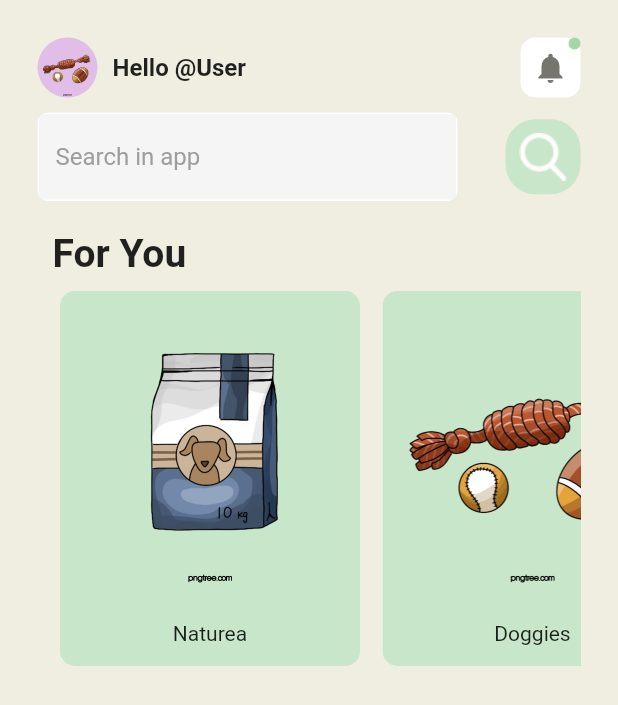
After one commit to Sirfouq/petshopp_app, a Flutter app: the DashBoard screen opened by its route, on a phone screen of 412 x 824 dp. The commit adds this screen. Shown: the top 705 px of the screen. Run offline on Flutter 3.47's test engine with Material 2 defaults, Android fonts, the phone set to English and light mode, and no system bars; our stand-ins replace go_router, google_fonts, hive, hive_flutter, lottie; accounts and stored records are empty.

Commit message:
Added layouts for future responsive design.

```diff
--- /dev/null
+++ b/petshop_app/lib/util/mobile_layout.dart
@@ -0,0 +1,125 @@
+import 'package:flutter/material.dart';
+import 'package:petshop_app/util/recommendation_card.dart';
+
+import 'input_field.dart';
+
+class MobileLayout extends StatelessWidget {
+  final bool hasNewNotification;
+  final TextEditingController controller;
+  final List items;
+  final Function handleNotification;
+
+  final String hintext = "Search in app";
+
+  const MobileLayout(
+      {super.key,
+      required this.hasNewNotification,
+      required this.controller,
+      required this.items,
+      required this.handleNotification});
+
+  @override
+  Widget build(BuildContext context) {
+    return Padding(
+      padding: EdgeInsets.all(25.0),
+      child: Column(
+        crossAxisAlignment: CrossAxisAlignment.start,
+        children: [
+          Row(
+            mainAxisAlignment: MainAxisAlignment.spaceBetween,
+            children: [
+              Container(
+                child: Row(
+                  children: [
+                    CircleAvatar(
+                      radius: 20,
+                      backgroundColor: Colors.purple[100],
+                      backgroundImage: AssetImage('lib/assets/dog_toys.png'),
+                    ),
+                    SizedBox(
+                      width: 10,
+                    ),
+                    Text(
+                      'Hello @User',
+                      style:
+                          TextStyle(fontWeight: FontWeight.bold, fontSize: 16),
+                    )
+                  ],
+                ),
+              ),
+              GestureDetector(
+                onTap: () => handleNotification(),
+                child: Container(
+                  width: 40,
+                  height: 40,
+                  decoration: BoxDecoration(
+                      color: Colors.white,
+                      borderRadius: BorderRadius.circular(10)),
+                  child: Stack(children: [
+                    Center(
+                      child: Icon(
+                        Icons.notifications,
+                        color: Color.fromARGB(255, 118, 118, 110),
+                      ),
+                    ),
+                    if (hasNewNotification)
+                      Positioned(
+                          top: 0,
+                          right: 0,
+                          child: Container(
+                            width: 8,
+                            height: 8,
+                            decoration: BoxDecoration(
+                                shape: BoxShape.circle,
+                                color: Colors.green[200]),
+                          ))
+                  ]),
+                ),
+              )
+            ],
+          ),
+          Padding(
+            padding: EdgeInsets.symmetric(vertical: 10.0),
+            child: Row(
+              mainAxisAlignment: MainAxisAlignment.spaceBetween,
+              children: [
+                InputField(
+                  controller: controller,
+                  hintext: hintext,
+                ),
+                Container(
+                  height: 50,
+                  width: 50,
+                  decoration: BoxDecoration(
+                    borderRadius: BorderRadius.circular(20),
+                    color: Colors.green[100],
+                  ),
+                  child: Image.asset(
+                    'lib/assets/searching.png',
+                  ),
+                )
+              ],
+            ),
+          ),
+          Padding(
+              padding: EdgeInsets.all(10),
+              child: Text('For You',
+                  textAlign: TextAlign.start,
+                  style: TextStyle(fontSize: 26, fontWeight: FontWeight.bold))),
+          Container(
+            height: 250,
+            child: ListView.builder(
+                scrollDirection: Axis.horizontal,
+                itemCount: items.length,
+                itemBuilder: ((context, index) {
+                  return Recommend_Card(
+                      background_color: Colors.green[100] ?? Colors.grey,
+                      image: items[index][0],
+                      text: items[index][1]);
+                })),
+          )
+        ],
+      ),
+    );
+  }
+}
--- /dev/null
+++ b/petshop_app/lib/util/responsive_layout.dart
@@ -0,0 +1,22 @@
+import 'package:flutter/material.dart';
+
+class ResponsiveLayout extends StatelessWidget {
+  final Widget mobilelayout;
+  final Widget desktoplayout;
+
+  const ResponsiveLayout(
+      {super.key, required this.mobilelayout, required this.desktoplayout});
+
+  @override
+  Widget build(BuildContext context) {
+    return LayoutBuilder(
+      builder: (context, constraints) {
+        if (constraints.maxWidth < 600) {
+          return mobilelayout;
+        } else {
+          return desktoplayout;
+        }
+      },
+    );
+  }
+}
```
Also changed, not shown: petshop_app/lib/dashboard.dart (+10 -101 lines), petshop_app/lib/util/desktop_layout.dart (added, +11 -0 lines).
